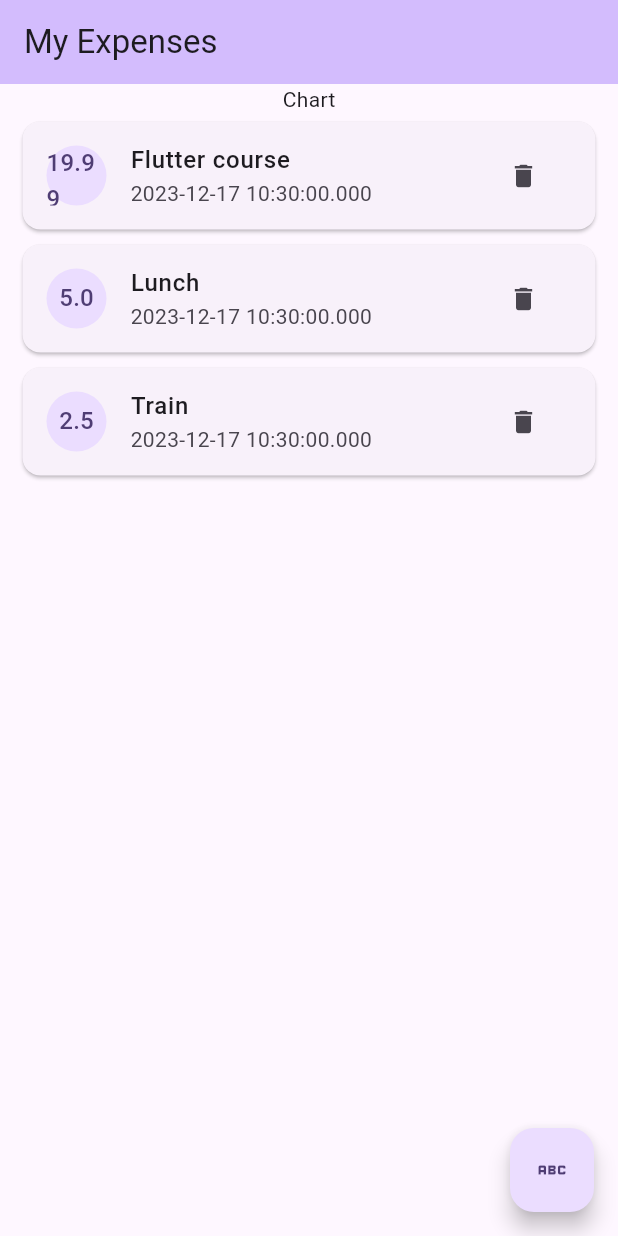
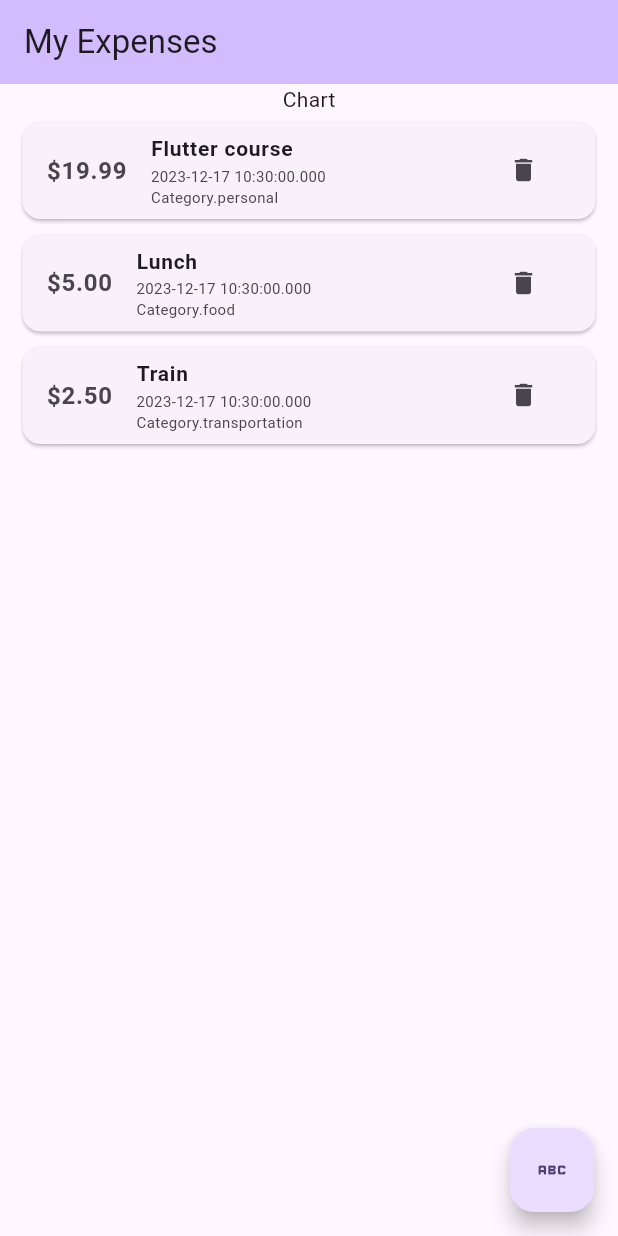
Before and after one commit to gayashan4lk/budget_tracker, a Flutter app: the screen it shows after launch, on a phone screen of 412 x 824 dp. Run offline on Flutter 3.47's test engine with Material 3 defaults, Android fonts, the phone set to English and light mode, and no system bars.

Commit message:
Refactor ExpenseItem widget in home.dart

```diff
--- a/lib/home.dart
+++ b/lib/home.dart
@@ -65,11 +65,18 @@ class ExpenseItem extends StatelessWidget {
     return Card(
       margin: const EdgeInsets.symmetric(vertical: 5, horizontal: 15),
       child: ListTile(
-        leading: CircleAvatar(
-          child: Text(expense.amount.toString()),
+        leading: Text(
+          '\$${expense.amount.toStringAsFixed(2)}',
+          style: const TextStyle(fontWeight: FontWeight.bold, fontSize: 16),
         ),
-        title: Text(expense.title, style: const TextStyle(fontWeight: FontWeight.w500)),
-        subtitle: Text(expense.date.toString()),
+        title: Text(expense.title, style: const TextStyle(fontWeight: FontWeight.bold, fontSize: 14)),
+        subtitle: Column(
+          crossAxisAlignment: CrossAxisAlignment.start,
+          children: [
+            Text(expense.date.toString(), style: const TextStyle(fontSize: 10)),
+            Text(expense.category.toString(), style: const TextStyle(fontSize: 10)),
+          ],
+        ),
         trailing: IconButton(
           iconSize: 20,
           icon: const Icon(Icons.delete),
```
